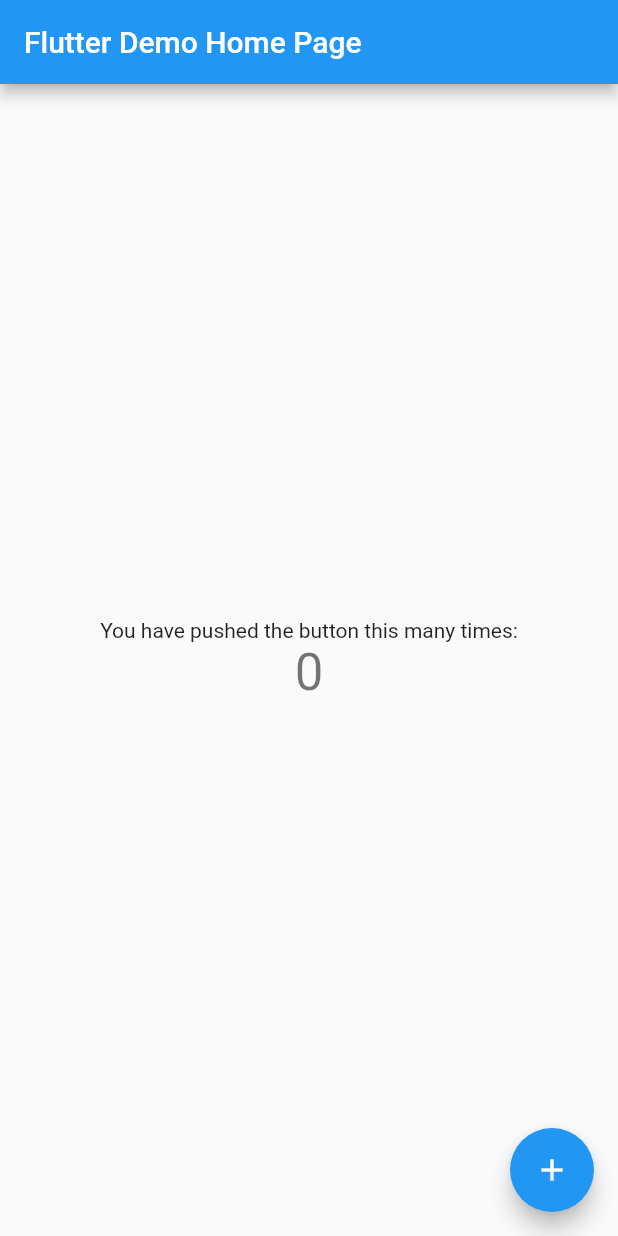
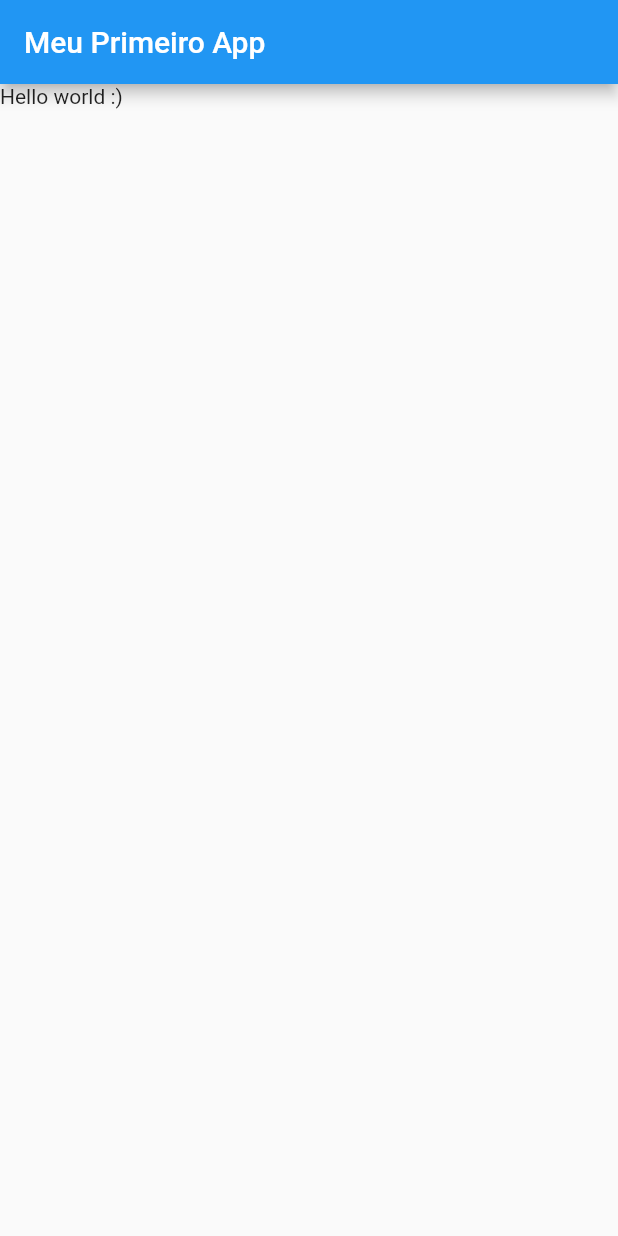
Before and after one commit to renatomarquesteles/unifacef-flutter, a Flutter app: the screen it shows after launch, on a phone screen of 412 x 824 dp. Run offline on Flutter 3.47's test engine with Material 2 defaults, Android fonts, the phone set to English and light mode, and no system bars.

Commit message:
Aula 11-08

```diff
--- a/helloworld/lib/main.dart
+++ b/helloworld/lib/main.dart
@@ -1,117 +1,11 @@
 import 'package:flutter/material.dart';
 
 void main() {
-  runApp(MyApp());
+  runApp(MaterialApp(
+    home: Scaffold(
+        appBar: AppBar(
+          title: Text('Meu Primeiro App'),
+        ),
+        body: Text('Hello world :)')),
+  ));
 }
-
-class MyApp extends StatelessWidget {
-  // This widget is the root of your application.
-  @override
-  Widget build(BuildContext context) {
-    return MaterialApp(
-      title: 'Flutter Demo',
-      theme: ThemeData(
-        // This is the theme of your application.
-        //
-        // Try running your application with "flutter run". You'll see the
-        // application has a blue toolbar. Then, without quitting the app, try
-        // changing the primarySwatch below to Colors.green and then invoke
-        // "hot reload" (press "r" in the console where you ran "flutter run",
-        // or simply save your changes to "hot reload" in a Flutter IDE).
-        // Notice that the counter didn't reset back to zero; the application
-        // is not restarted.
-        primarySwatch: Colors.blue,
-        // This makes the visual density adapt to the platform that you run
-        // the app on. For desktop platforms, the controls will be smaller and
-        // closer together (more dense) than on mobile platforms.
-        visualDensity: VisualDensity.adaptivePlatformDensity,
-      ),
-      home: MyHomePage(title: 'Flutter Demo Home Page'),
-    );
-  }
-}
-
-class MyHomePage extends StatefulWidget {
-  MyHomePage({Key key, this.title}) : super(key: key);
-
-  // This widget is the home page of your application. It is stateful, meaning
-  // that it has a State object (defined below) that contains fields that affect
-  // how it looks.
-
-  // This class is the configuration for the state. It holds the values (in this
-  // case the title) provided by the parent (in this case the App widget) and
-  // used by the build method of the State. Fields in a Widget subclass are
-  // always marked "final".
-
-  final String title;
-
-  @override
-  _MyHomePageState createState() => _MyHomePageState();
-}
-
-class _MyHomePageState extends State<MyHomePage> {
-  int _counter = 0;
-
-  void _incrementCounter() {
-    setState(() {
-      // This call to setState tells the Flutter framework that something has
-      // changed in this State, which causes it to rerun the build method below
-      // so that the display can reflect the updated values. If we changed
-      // _counter without calling setState(), then the build method would not be
-      // called again, and so nothing would appear to happen.
-      _counter++;
-    });
-  }
-
-  @override
-  Widget build(BuildContext context) {
-    // This method is rerun every time setState is called, for instance as done
-    // by the _incrementCounter method above.
-    //
-    // The Flutter framework has been optimized to make rerunning build methods
-    // fast, so that you can just rebuild anything that needs updating rather
-    // than having to individually change instances of widgets.
-    return Scaffold(
-      appBar: AppBar(
-        // Here we take the value from the MyHomePage object that was created by
-        // the App.build method, and use it to set our appbar title.
-        title: Text(widget.title),
-      ),
-      body: Center(
-        // Center is a layout widget. It takes a single child and positions it
-        // in the middle of the parent.
-        child: Column(
-          // Column is also a layout widget. It takes a list of children and
-          // arranges them vertically. By default, it sizes itself to fit its
-          // children horizontally, and tries to be as tall as its parent.
-          //
-          // Invoke "debug painting" (press "p" in the console, choose the
-          // "Toggle Debug Paint" action from the Flutter Inspector in Android
-          // Studio, or the "Toggle Debug Paint" command in Visual Studio Code)
-          // to see the wireframe for each widget.
-          //
-          // Column has various properties to control how it sizes itself and
-          // how it positions its children. Here we use mainAxisAlignment to
-          // center the children vertically; the main axis here is the vertical
-          // axis because Columns are vertical (the cross axis would be
-          // horizontal).
-          mainAxisAlignment: MainAxisAlignment.center,
-          children: <Widget>[
-            Text(
-              'You have pushed the button this many times:',
-            ),
-            Text(
-              '$_counter',
-              style: Theme.of(context).textTheme.headline4,
-            ),
-          ],
-        ),
-      ),
-      floatingActionButton: FloatingActionButton(
-        onPressed: _incrementCounter,
-        tooltip: 'Increment',
-        child: Icon(Icons.add),
-      ), // This trailing comma makes auto-formatting nicer for build methods.
-    );
-  }
-}
```
